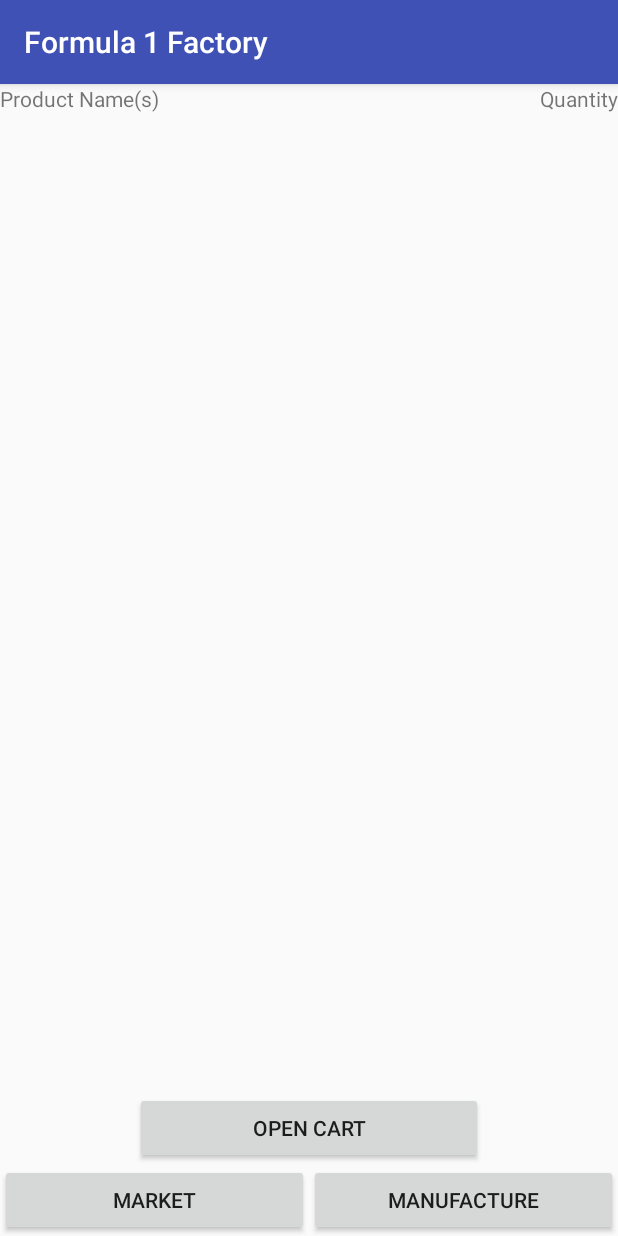
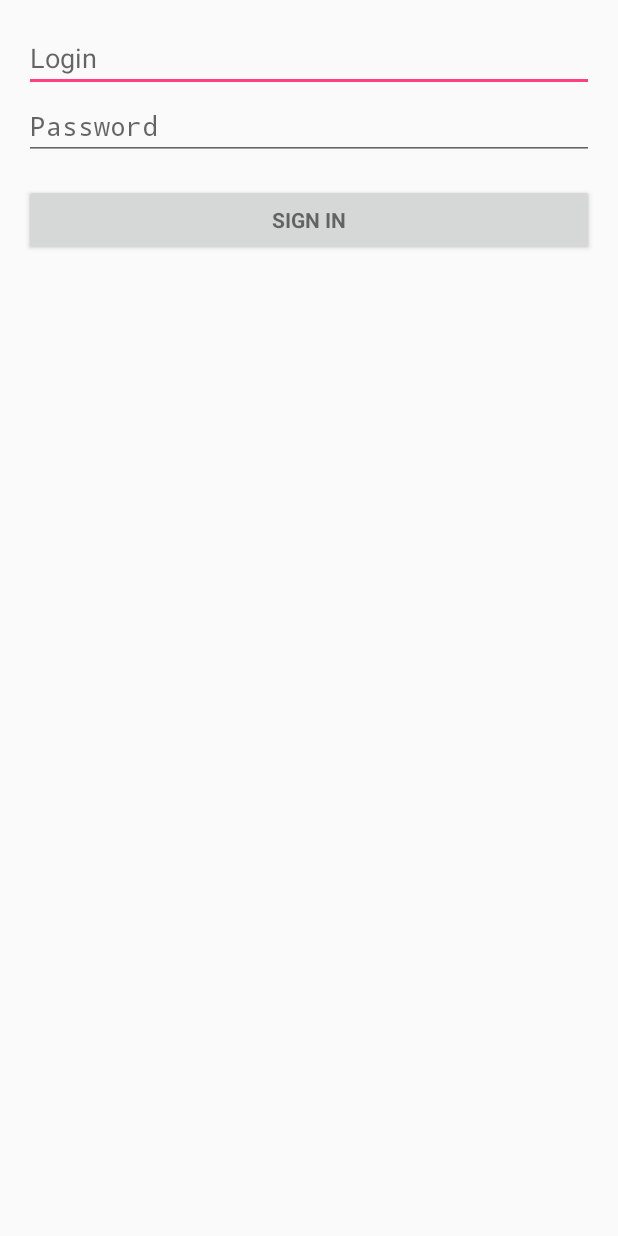
Before and after one commit to noowy/f1-factory-datahub, an Android app: the screen it shows after launch (MainActivity before the commit, LoginActivity after it), on a phone screen of 412 x 824 dp. Run offline under Robolectric (Android 15) with nearby library versions, the phone set to English and light mode, and no system bars.

Commit message:
added login activity

```diff
--- a/app/build.gradle
+++ b/app/build.gradle
@@ -22,6 +22,7 @@ dependencies {
     implementation fileTree(dir: 'libs', include: ['*.jar'])
     implementation 'com.android.support:appcompat-v7:28.0.0'
     implementation 'com.android.support.constraint:constraint-layout:1.1.3'
+    implementation 'com.android.support:support-annotations:28.0.0'
     testImplementation 'junit:junit:4.12'
     androidTestImplementation 'com.android.support.test:runner:1.0.2'
     androidTestImplementation 'com.android.support.test.espresso:espresso-core:3.0.2'
--- a/app/src/main/java/com/formula1_factory/DataManager.java
+++ b/app/src/main/java/com/formula1_factory/DataManager.java
@@ -28,7 +28,7 @@ public class DataManager
 
 	DataManager()
 	{
-		dbAddress = "http://192.168.0.101/index.php"; // 192.168.43.197 for wifi hotspot
+		dbAddress = "http://192.168.0.102/index.php"; // 192.168.43.197 for wifi hotspot
 		username = "f1drm";
 		password = "4563728deK";
 	}
--- a/app/src/main/java/com/formula1_factory/OpenCartActivity.java
+++ b/app/src/main/java/com/formula1_factory/OpenCartActivity.java
@@ -58,6 +58,8 @@ public class OpenCartActivity extends AppCompatActivity
 				setResult(MainActivity.ORDERED, resultIntent);
 				// don't forget to add .get() call to check the integrity
 				// (prolly must do the same with orders)
+
+				// TODO: Add some check for client id being not null
 				finish();
 			}
 		});
--- /dev/null
+++ b/app/src/main/res/layout/activity_login.xml
@@ -0,0 +1,66 @@
+<?xml version="1.0" encoding="utf-8"?>
+<LinearLayout xmlns:android="http://schemas.android.com/apk/res/android"
+    xmlns:tools="http://schemas.android.com/tools"
+    android:layout_width="match_parent"
+    android:layout_height="match_parent"
+    android:gravity="center_horizontal"
+    android:orientation="vertical"
+    android:paddingBottom="@dimen/activity_vertical_margin"
+    android:paddingLeft="@dimen/activity_horizontal_margin"
+    android:paddingRight="@dimen/activity_horizontal_margin"
+    android:paddingTop="@dimen/activity_vertical_margin"
+    tools:context=".LoginActivity">
+
+    <!-- Login progress -->
+    <ProgressBar
+        android:id="@+id/login_progress"
+        style="?android:attr/progressBarStyleLarge"
+        android:layout_width="wrap_content"
+        android:layout_height="wrap_content"
+        android:layout_marginBottom="8dp"
+        android:visibility="gone" />
+
+    <ScrollView
+        android:id="@+id/login_form"
+        android:layout_width="match_parent"
+        android:layout_height="match_parent">
+
+        <LinearLayout
+            android:id="@+id/email_login_form"
+            android:layout_width="match_parent"
+            android:layout_height="wrap_content"
+            android:orientation="vertical">
+
+            <AutoCompleteTextView
+                android:id="@+id/email"
+                android:layout_width="match_parent"
+                android:layout_height="wrap_content"
+                android:hint="@string/prompt_email"
+                android:inputType="textEmailAddress"
+                android:maxLines="1"
+                android:singleLine="true" />
+
+            <EditText
+                android:id="@+id/password"
+                android:layout_width="match_parent"
+                android:layout_height="wrap_content"
+                android:hint="@string/prompt_password"
+                android:imeActionId="6"
+                android:imeActionLabel="@string/action_sign_in_short"
+                android:imeOptions="actionUnspecified"
+                android:inputType="textPassword"
+                android:maxLines="1"
+                android:singleLine="true" />
+
+            <Button
+                android:id="@+id/email_sign_in_button"
+                style="?android:textAppearanceSmall"
+                android:layout_width="match_parent"
+                android:layout_height="wrap_content"
+                android:layout_marginTop="16dp"
+                android:text="@string/action_sign_in_short"
+                android:textStyle="bold" />
+
+        </LinearLayout>
+    </ScrollView>
+</LinearLayout>
--- /dev/null
+++ b/app/src/main/res/values/dimens.xml
@@ -0,0 +1,5 @@
+<resources>
+    <!-- Default screen margins, per the Android Design guidelines. -->
+    <dimen name="activity_horizontal_margin">16dp</dimen>
+    <dimen name="activity_vertical_margin">16dp</dimen>
+</resources>
--- a/app/src/main/res/values/strings.xml
+++ b/app/src/main/res/values/strings.xml
@@ -48,4 +48,18 @@
     <string name="add_to_cart">Add to Cart</string>
     <string name="total_price">Total Price</string>
     <string name="availability_date">Shipping date</string>
+    <string name="title_activity_login">Sign in</string>
+
+    <!-- Strings related to login -->
+    <string name="prompt_email">Login</string>
+    <string name="prompt_password">Password</string>
+    <string name="action_sign_in">Sign in</string>
+    <string name="action_sign_in_short">Sign in</string>
+    <string name="error_invalid_email">This login is invalid</string>
+    <string name="error_invalid_password">This password is too short</string>
+    <string name="error_incorrect_password">This password is incorrect</string>
+    <string name="error_field_required">This field is required</string>
+    <string name="permission_rationale">"Contacts permissions are needed for providing email
+        completions."
+    </string>
 </resources>
```
Also changed, not shown: app/src/main/AndroidManifest.xml (+16 -8 lines), app/src/main/java/com/formula1_factory/LoginActivity.java (added, +297 -0 lines), app/src/main/java/com/formula1_factory/MainActivity.java (+10 -0 lines).
